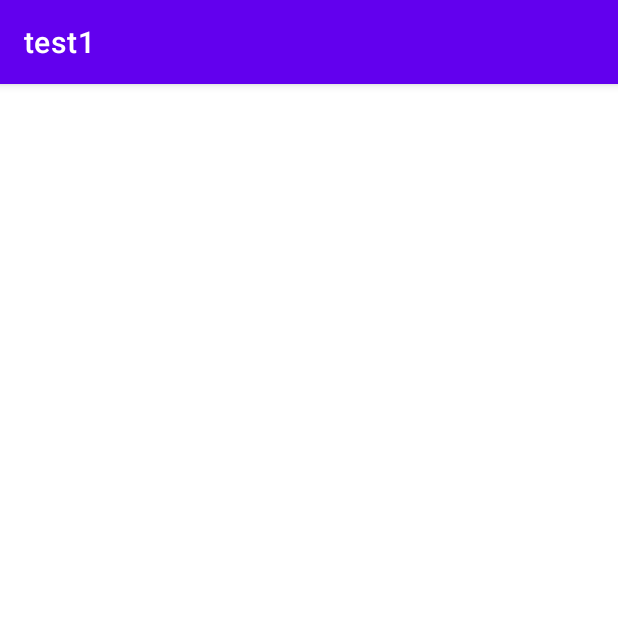
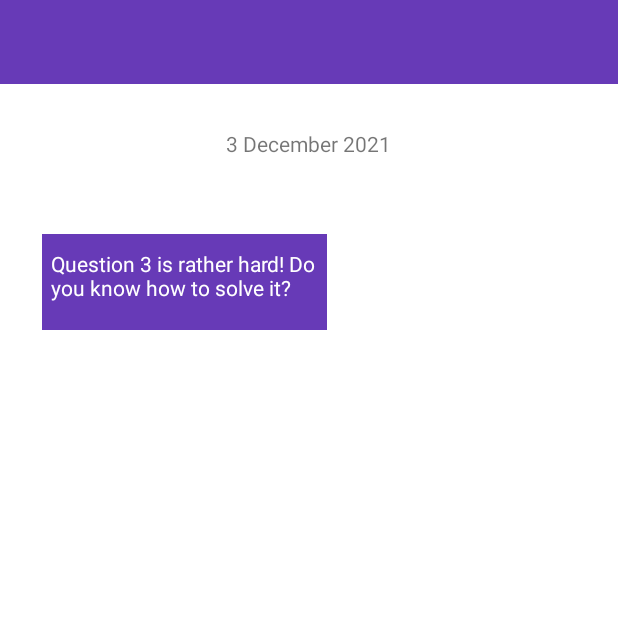
Before and after one commit to Marco0822/physics-app, an Android app: the chat2 screen opened directly, with no data from a screen before it, on a phone screen of 412 x 824 dp, the top half of it. Run offline under Robolectric (Android 15) with nearby library versions, the phone set to English and light mode, and no system bars.

Commit message:
added chat

```diff
--- a/app/build.gradle
+++ b/app/build.gradle
@@ -34,6 +34,10 @@ android {
 
 dependencies {
 
+    implementation "io.getstream:stream-chat-android-ui-components:4.22.0"
+    implementation 'io.coil-kt:coil:1.3.2'
+    implementation "androidx.activity:activity-ktx:1.3.1"
+
     implementation 'androidx.core:core-ktx:1.3.2'
     implementation 'androidx.appcompat:appcompat:1.2.0'
     implementation 'com.google.android.material:material:1.3.0'
--- a/app/src/main/java/com/example/test1/chat2.kt
+++ b/app/src/main/java/com/example/test1/chat2.kt
@@ -1,7 +1,7 @@
 package com.example.test1
 
+import android.os.Bundle
 import androidx.appcompat.app.AppCompatActivity
-import android.os.Bundle
 
 class chat2 : AppCompatActivity() {
     override fun onCreate(savedInstanceState: Bundle?) {
--- a/app/src/main/java/com/example/test1/load1.kt
+++ b/app/src/main/java/com/example/test1/load1.kt
@@ -18,21 +18,21 @@ class load1 : AppCompatActivity() {
             override fun onTick(millisUntilFinished: Long){}
             override fun onFinish() {
                 if (checker == "exercise") {
-                    val intent = Intent(this, exercise::class.java)
+                    val intent = Intent(this@load1, exercise::class.java)
                     startActivity(intent)
                 }
                 if (checker == "statistics") {
-                    val intent = Intent(this, statistics::class.java)
+                    val intent = Intent(this@load1, statistics::class.java)
                     startActivity(intent)
 
                 }
                 if (checker == "leaderboard") {
-                    val intent = Intent(this, leaderboard::class.java)
+                    val intent = Intent(this@load1, leaderboard::class.java)
                     startActivity(intent)
 
                 }
                 if (checker == "chat2") {
-                    val intent = Intent(this, chat2::class.java)
+                    val intent = Intent(this@load1, chat2::class.java)
                     startActivity(intent)
 
                 }
--- a/app/src/main/res/layout/chat2.xml
+++ b/app/src/main/res/layout/chat2.xml
@@ -1,9 +1,48 @@
 <?xml version="1.0" encoding="utf-8"?>
-<androidx.constraintlayout.widget.ConstraintLayout xmlns:android="http://schemas.android.com/apk/res/android"
+<LinearLayout xmlns:android="http://schemas.android.com/apk/res/android"
     xmlns:app="http://schemas.android.com/apk/res-auto"
-    xmlns:tools="http://schemas.android.com/tools"
     android:layout_width="match_parent"
     android:layout_height="match_parent"
-    tools:context=".chat2">
+    android:orientation="vertical">
 
-</androidx.constraintlayout.widget.ConstraintLayout>
+<androidx.appcompat.widget.Toolbar
+    android:id= "@+id/toolbar"
+    android:background="#673AB7"
+    android:layout_width="match_parent"
+    android:layout_height="wrap_content"
+    android:paddingBottom="10dp"
+    android:paddingTop="10dp"
+    app:titleMarginStart="30dp"
+    app:titleTextColor="@color/white"
+    app:subtitleTextColor="@color/white"
+    >
+</androidx.appcompat.widget.Toolbar>
+
+    <RelativeLayout
+        android:layout_width="match_parent"
+        android:layout_height="wrap_content"
+        >
+        <TextView
+            android:text="3 December 2021"
+            android:layout_centerHorizontal="true"
+            android:layout_marginTop="30dp"
+            android:layout_width="wrap_content"
+            android:layout_height="wrap_content"
+            />
+
+        <TextView
+            android:layout_width="190dp"
+            android:layout_height="64dp"
+            android:layout_marginLeft="28dp"
+            android:layout_marginTop="100dp"
+            android:background="#673AB7"
+            android:paddingLeft="6dp"
+            android:paddingTop="10dp"
+            android:text="Question 3 is rather hard! Do you know how to solve it?"
+            android:textColor="@color/white" />
+
+
+    </RelativeLayout>
+
+
+</LinearLayout>
--- a/app/src/main/res/values/themes.xml
+++ b/app/src/main/res/values/themes.xml
@@ -1,6 +1,7 @@
 <resources xmlns:tools="http://schemas.android.com/tools">
     <!-- Base application theme. -->
-    <style name="Theme.Test1" parent="Theme.MaterialComponents.DayNight.DarkActionBar">
+    <style name="Theme.Test1" parent="Theme.MaterialComponents.DayNight.NoActionBar">
+
         <!-- Primary brand color. -->
         <item name="colorPrimary">@color/purple_500</item>
         <item name="colorPrimaryVariant">@color/purple_700</item>
--- a/settings.gradle
+++ b/settings.gradle
@@ -3,6 +3,7 @@ dependencyResolutionManagement {
     repositories {
         google()
         mavenCentral()
+        maven {url "https://jitpack.io"}
         jcenter() // Warning: this repository is going to shut down soon
     }
 }
```
